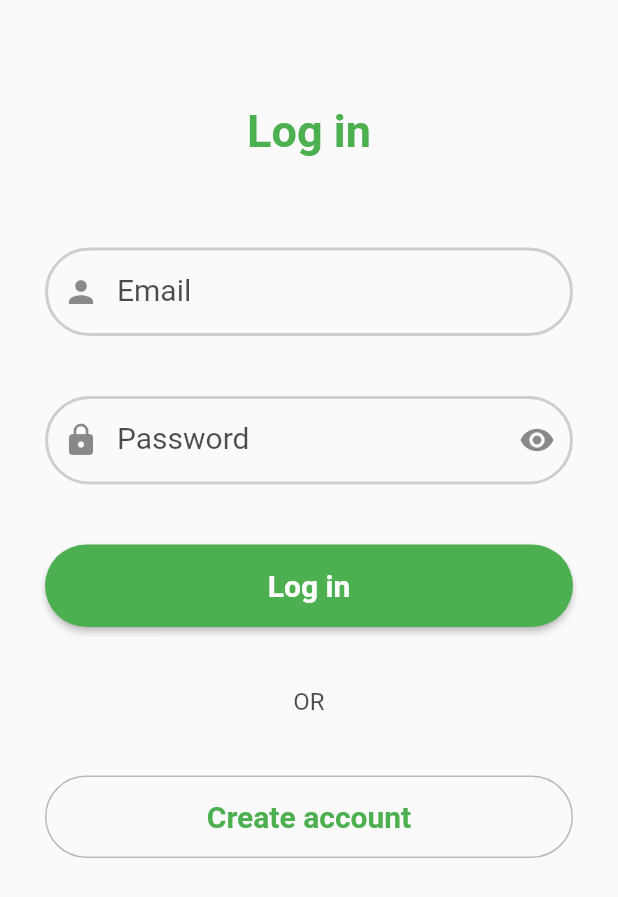
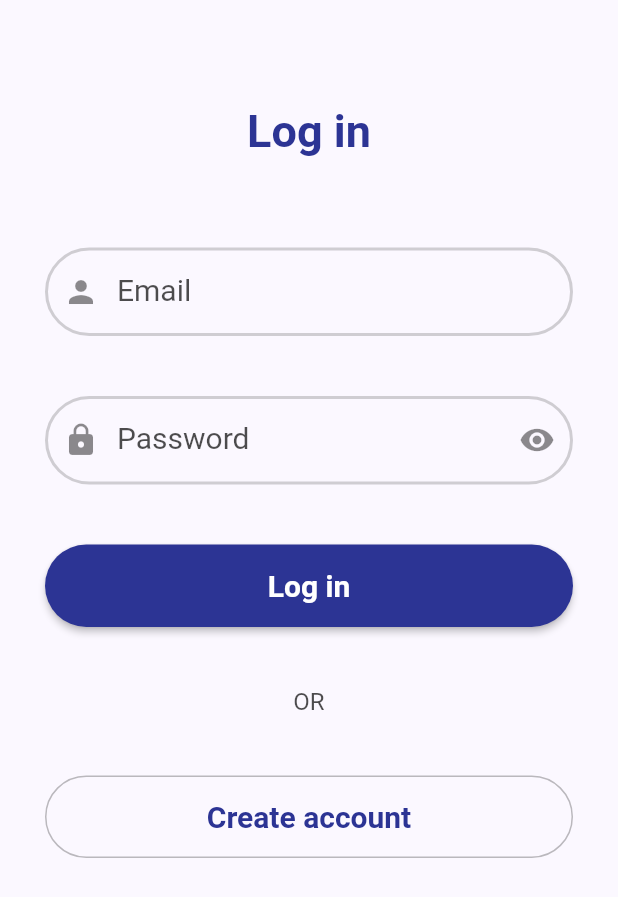
Before and after one commit to Denismr7/spending_planner, a Flutter app: the screen it shows after launch, on a phone screen of 412 x 824 dp. Shown: the top 897 px of the screen. Run offline on Flutter 3.47's test engine with Material 2 defaults, Android fonts, the phone set to English and light mode, and no system bars; our stand-ins replace cloud_firestore, firebase_auth, firebase_core; accounts and stored records are empty.

Commit message:
Theming and added provisional colors

```diff
--- a/lib/main.dart
+++ b/lib/main.dart
@@ -97,9 +97,28 @@ class _MyAppState extends State<MyApp> {
             child: MaterialApp(
               title: 'Spending Planner',
               theme: ThemeData(
-                primarySwatch: Colors.green,
-                accentColor: const Color.fromRGBO(64, 74, 60, 1),
-                cardColor: const Color.fromRGBO(0, 173, 88, 1),
+                primarySwatch: createMaterialColor(
+                  const Color.fromRGBO(44, 52, 148, 1.0),
+                ),
+                scaffoldBackgroundColor:
+                    const Color.fromRGBO(251, 248, 255, 1.0),
+                accentColor: const Color.fromRGBO(88, 86, 188, 1),
+                cardColor: const Color.fromRGBO(51, 56, 153, 1),
+                textTheme: TextTheme(
+                    headline1: const TextStyle(
+                      color: const Color.fromRGBO(251, 248, 255, 1.0),
+                    ),
+                    headline2: const TextStyle(
+                      color: const Color.fromRGBO(251, 248, 255, 1.0),
+                    ),
+                    headline3: const TextStyle(
+                      fontSize: 18,
+                      color: Colors.black,
+                    ),
+                    subtitle2: const TextStyle(
+                      fontSize: 12,
+                      fontWeight: FontWeight.normal,
+                    )),
               ),
               home: _buildHome(snapshot),
               routes: {
@@ -112,3 +131,23 @@ class _MyAppState extends State<MyApp> {
         });
   }
 }
+
+MaterialColor createMaterialColor(Color color) {
+  List strengths = <double>[.05];
+  final swatch = <int, Color>{};
+  final int r = color.red, g = color.green, b = color.blue;
+
+  for (int i = 1; i < 10; i++) {
+    strengths.add(0.1 * i);
+  }
+  strengths.forEach((strength) {
+    final double ds = 0.5 - strength;
+    swatch[(strength * 1000).round()] = Color.fromRGBO(
+      r + ((ds < 0 ? r : (255 - r)) * ds).round(),
+      g + ((ds < 0 ? g : (255 - g)) * ds).round(),
+      b + ((ds < 0 ? b : (255 - b)) * ds).round(),
+      1,
+    );
+  });
+  return MaterialColor(color.value, swatch);
+}
--- a/lib/widgets/overview/horizontal_budget_chart.dart
+++ b/lib/widgets/overview/horizontal_budget_chart.dart
@@ -53,7 +53,7 @@ class HorizontalBudgetChart extends StatelessWidget {
                           '${totalSpent.toStringAsFixed(2)} $currency',
                           textAlign: TextAlign.center,
                           style: TextStyle(
-                            color: Theme.of(context).backgroundColor,
+                            color: Theme.of(context).scaffoldBackgroundColor,
                           ),
                         ),
                       ],
--- a/lib/widgets/overview/transaction_item.dart
+++ b/lib/widgets/overview/transaction_item.dart
@@ -52,13 +52,16 @@ class TransactionItem extends StatelessWidget {
         ),
         title: Text(
           transaction.description,
-          style: const TextStyle(fontWeight: FontWeight.bold),
+          style: Theme.of(context).textTheme.headline3,
         ),
-        subtitle: Text(DateFormat.MMMMEEEEd().format(transaction.date)),
+        subtitle: Text(
+          DateFormat.MMMMEEEEd().format(transaction.date),
+          style: Theme.of(context).textTheme.subtitle2,
+        ),
         trailing: Text(
           '$symbol ${transaction.amount.toStringAsFixed(2)} $currency',
           style: TextStyle(
-            color: isIncome ? Colors.green[800] : expenseColor,
+            color: isIncome ? Colors.white : expenseColor,
           ),
         ),
       ),
```
